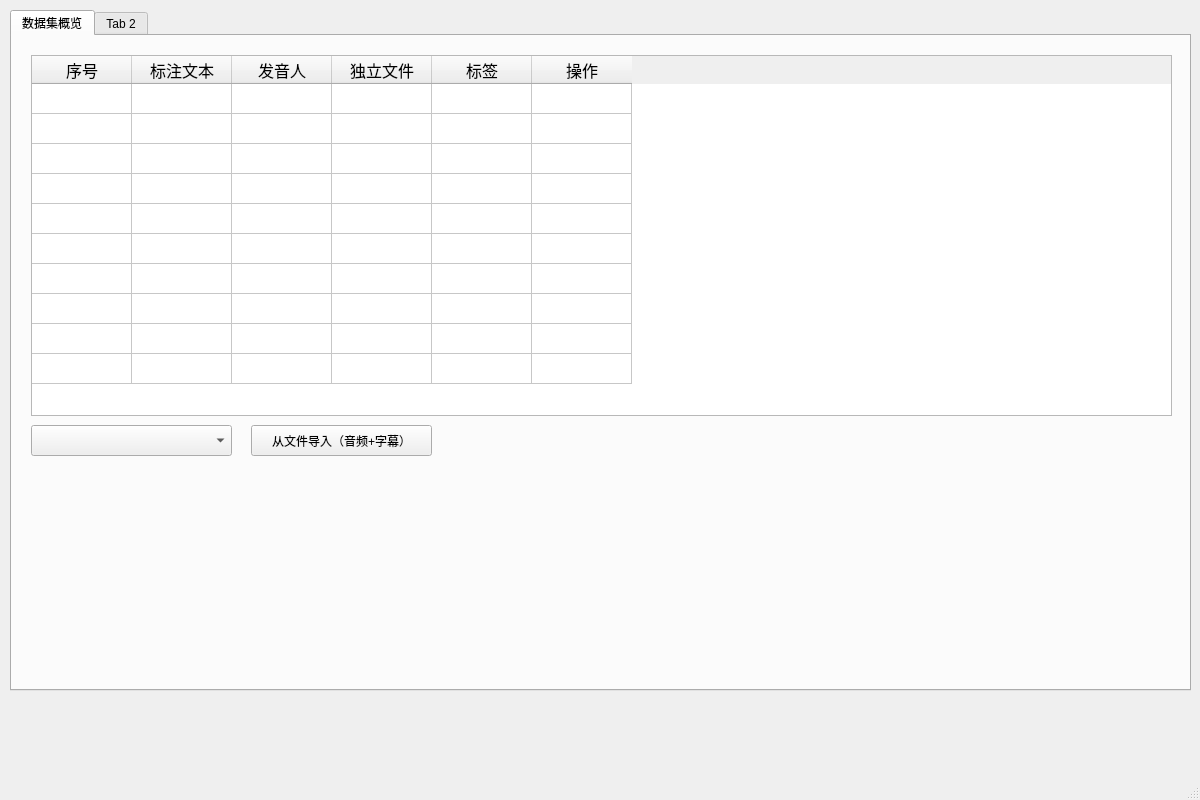
Before: the Qt Designer form ui/uifiles/dataset_view.ui in kslz/sound_dataset_tools2, drawn with Qt 5.
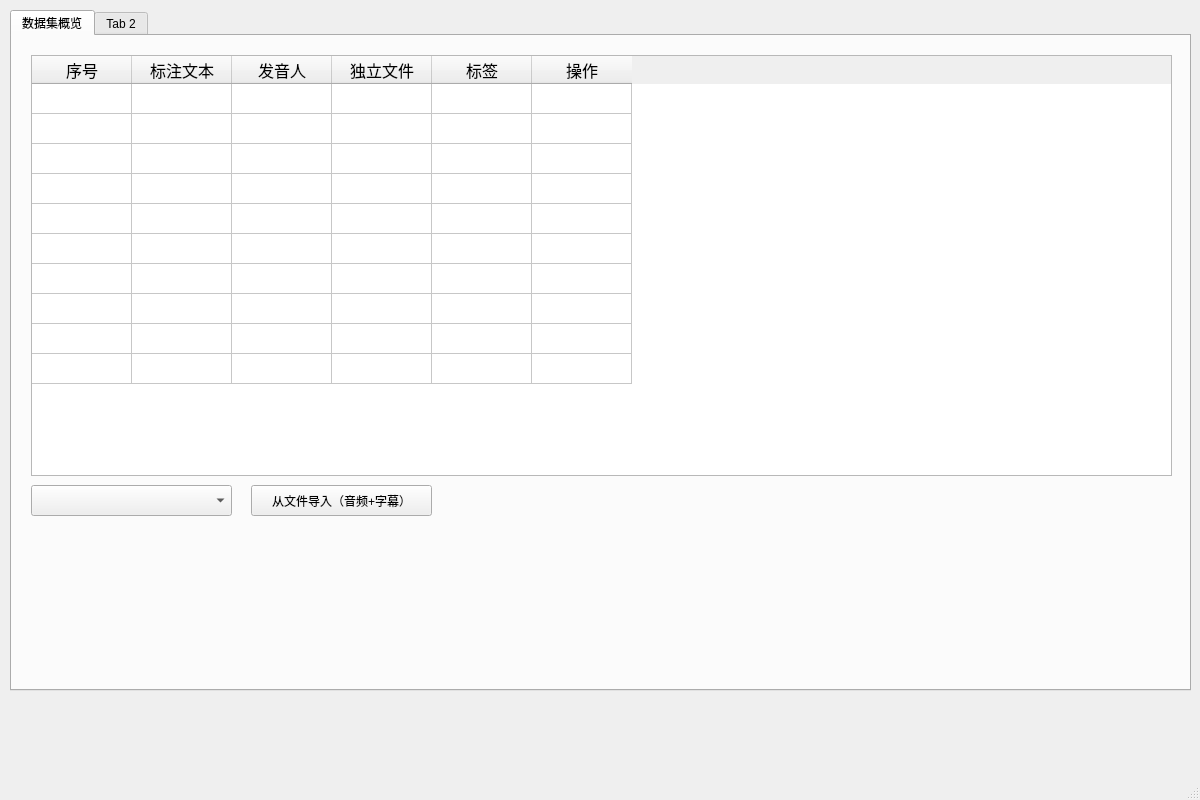
After: the same form once the commit is applied.

```diff
--- a/ui/uifiles/dataset_view.ui
+++ b/ui/uifiles/dataset_view.ui
@@ -39,7 +39,7 @@
            <x>10</x>
            <y>10</y>
            <width>1141</width>
-           <height>361</height>
+           <height>421</height>
           </rect>
          </property>
          <property name="font">
@@ -141,7 +141,7 @@
          <property name="geometry">
           <rect>
            <x>10</x>
-           <y>380</y>
+           <y>440</y>
            <width>201</width>
            <height>31</height>
           </rect>
@@ -156,7 +156,7 @@
          <property name="geometry">
           <rect>
            <x>230</x>
-           <y>380</y>
+           <y>440</y>
            <width>181</width>
            <height>31</height>
           </rect>
```
